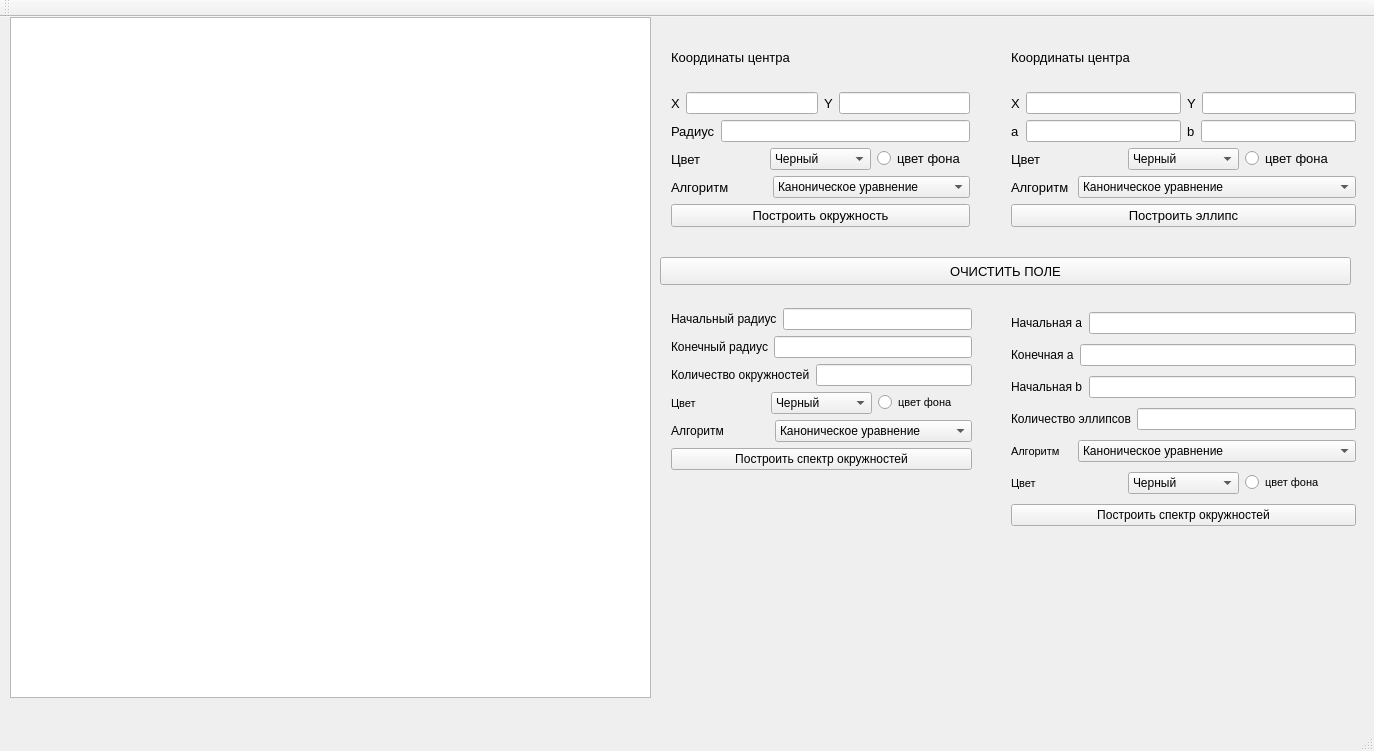
This is ksupol/lab_04/lab_04/mainwindow.ui in SGCube/IU7-Computer-Graphics as Qt 5 draws it before an edit. The edited form follows.
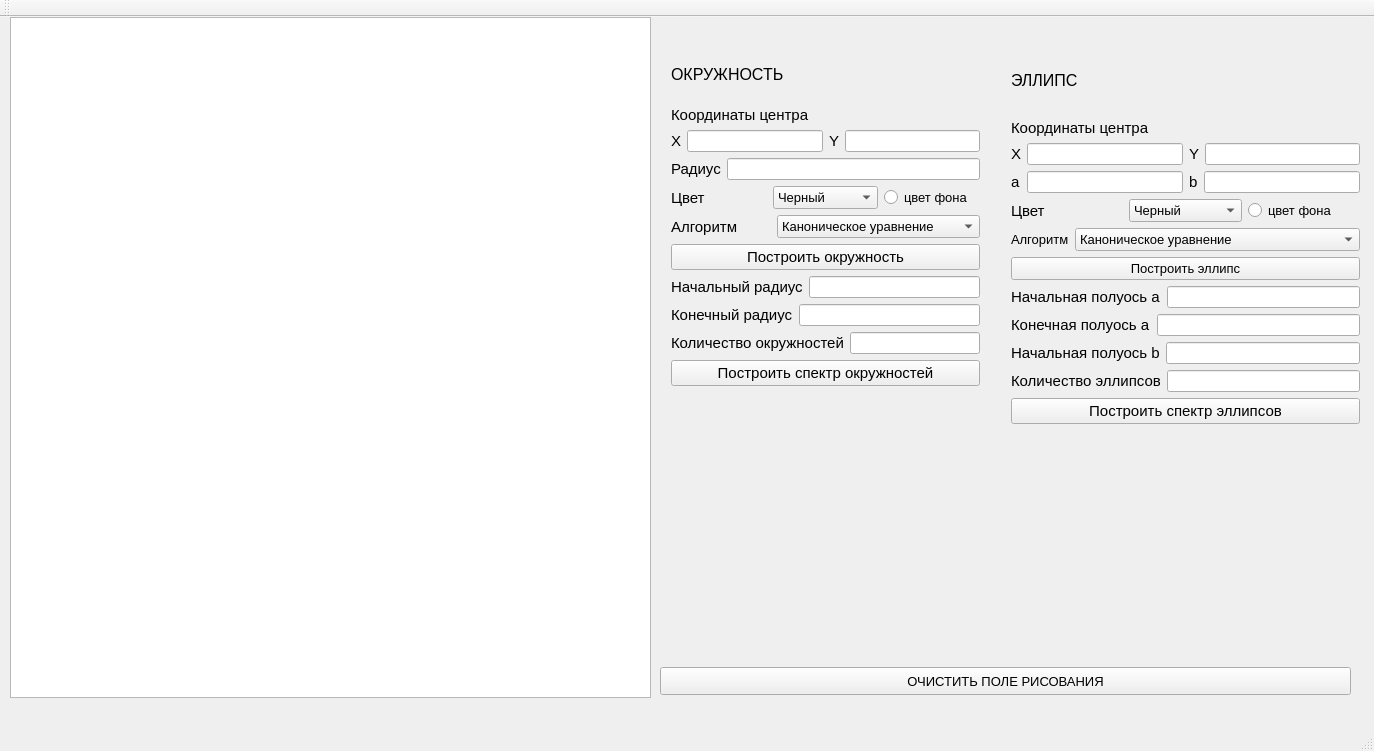
This is the edited form.

Diff of the .ui file:
```diff
--- a/ksupol/lab_04/lab_04/mainwindow.ui
+++ b/ksupol/lab_04/lab_04/mainwindow.ui
@@ -24,21 +24,53 @@
      </rect>
     </property>
    </widget>
-   <widget class="QWidget" name="layoutWidget">
+   <widget class="QPushButton" name="pushButton_2">
     <property name="geometry">
      <rect>
       <x>660</x>
-      <y>0</y>
-      <width>321</width>
-      <height>221</height>
+      <y>650</y>
+      <width>691</width>
+      <height>28</height>
      </rect>
     </property>
+    <property name="font">
+     <font>
+      <pointsize>10</pointsize>
+     </font>
+    </property>
+    <property name="text">
+     <string>ОЧИСТИТЬ ПОЛЕ РИСОВАНИЯ</string>
+    </property>
+   </widget>
+   <widget class="QWidget" name="">
+    <property name="geometry">
+     <rect>
+      <x>660</x>
+      <y>20</y>
+      <width>331</width>
+      <height>360</height>
+     </rect>
+    </property>
+    <layout class="QVBoxLayout" name="verticalLayout_6">
+     <item>
+      <widget class="QLabel" name="label_24">
+       <property name="font">
+        <font>
+         <pointsize>12</pointsize>
+        </font>
+       </property>
+       <property name="text">
+        <string>ОКРУЖНОСТЬ</string>
+       </property>
+      </widget>
+     </item>
+     <item>
     <layout class="QVBoxLayout" name="verticalLayout">
      <item>
       <widget class="QLabel" name="label">
        <property name="font">
         <font>
-         <pointsize>10</pointsize>
+           <pointsize>11</pointsize>
         </font>
        </property>
        <property name="text">
@@ -52,7 +84,7 @@
         <widget class="QLabel" name="label_2">
          <property name="font">
           <font>
-           <pointsize>10</pointsize>
+             <pointsize>11</pointsize>
           </font>
          </property>
          <property name="text">
@@ -67,7 +99,7 @@
         <widget class="QLabel" name="label_3">
          <property name="font">
           <font>
-           <pointsize>10</pointsize>
+             <pointsize>11</pointsize>
           </font>
          </property>
          <property name="text">
@@ -86,7 +118,7 @@
         <widget class="QLabel" name="label_4">
          <property name="font">
           <font>
-           <pointsize>10</pointsize>
+             <pointsize>11</pointsize>
           </font>
          </property>
          <property name="text">
@@ -105,7 +137,7 @@
         <widget class="QLabel" name="label_5">
          <property name="font">
           <font>
-           <pointsize>10</pointsize>
+             <pointsize>11</pointsize>
           </font>
          </property>
          <property name="text">
@@ -115,6 +147,11 @@
        </item>
        <item>
         <widget class="QComboBox" name="cir_col">
+           <property name="font">
+            <font>
+             <pointsize>10</pointsize>
+            </font>
+           </property>
          <item>
           <property name="text">
            <string>Черный</string>
@@ -177,7 +214,7 @@
         <widget class="QLabel" name="label_6">
          <property name="font">
           <font>
-           <pointsize>10</pointsize>
+             <pointsize>11</pointsize>
           </font>
          </property>
          <property name="text">
@@ -187,6 +224,11 @@
        </item>
        <item>
         <widget class="QComboBox" name="cir_alg">
+           <property name="font">
+            <font>
+             <pointsize>10</pointsize>
+            </font>
+           </property>
          <item>
           <property name="text">
            <string>Каноническое уравнение</string>
@@ -220,7 +262,7 @@
       <widget class="QPushButton" name="cir_build">
        <property name="font">
         <font>
-         <pointsize>10</pointsize>
+           <pointsize>11</pointsize>
         </font>
        </property>
        <property name="text">
@@ -228,23 +270,108 @@
        </property>
       </widget>
      </item>
-    </layout>
-   </widget>
-   <widget class="QWidget" name="layoutWidget_2">
+       <item>
+        <layout class="QHBoxLayout" name="horizontalLayout_10">
+         <item>
+          <widget class="QLabel" name="label_14">
+           <property name="font">
+            <font>
+             <pointsize>11</pointsize>
+            </font>
+           </property>
+           <property name="text">
+            <string>Начальный радиус</string>
+           </property>
+          </widget>
+         </item>
+         <item>
+          <widget class="QLineEdit" name="cir_st_r"/>
+         </item>
+        </layout>
+       </item>
+       <item>
+        <layout class="QHBoxLayout" name="horizontalLayout_11">
+         <item>
+          <widget class="QLabel" name="label_15">
+           <property name="font">
+            <font>
+             <pointsize>11</pointsize>
+            </font>
+           </property>
+           <property name="text">
+            <string>Конечный радиус</string>
+           </property>
+          </widget>
+         </item>
+         <item>
+          <widget class="QLineEdit" name="cir_end_r"/>
+         </item>
+        </layout>
+       </item>
+       <item>
+        <layout class="QHBoxLayout" name="horizontalLayout_12">
+         <item>
+          <widget class="QLabel" name="label_16">
+           <property name="font">
+            <font>
+             <pointsize>11</pointsize>
+            </font>
+           </property>
+           <property name="text">
+            <string>Количество окружностей</string>
+           </property>
+          </widget>
+         </item>
+         <item>
+          <widget class="QLineEdit" name="cir_am"/>
+         </item>
+        </layout>
+       </item>
+       <item>
+        <widget class="QPushButton" name="cir_build_2">
+         <property name="font">
+          <font>
+           <pointsize>11</pointsize>
+          </font>
+         </property>
+         <property name="text">
+          <string>Построить спектр окружностей</string>
+         </property>
+        </widget>
+       </item>
+      </layout>
+     </item>
+    </layout>
+   </widget>
+   <widget class="QWidget" name="">
     <property name="geometry">
      <rect>
       <x>1000</x>
-      <y>0</y>
-      <width>367</width>
-      <height>221</height>
+      <y>20</y>
+      <width>371</width>
+      <height>398</height>
      </rect>
     </property>
+    <layout class="QVBoxLayout" name="verticalLayout_7">
+     <item>
+      <widget class="QLabel" name="label_26">
+       <property name="font">
+        <font>
+         <pointsize>12</pointsize>
+        </font>
+       </property>
+       <property name="text">
+        <string>ЭЛЛИПС</string>
+       </property>
+      </widget>
+     </item>
+     <item>
     <layout class="QVBoxLayout" name="verticalLayout_2">
      <item>
       <widget class="QLabel" name="label_7">
        <property name="font">
         <font>
-         <pointsize>10</pointsize>
+           <pointsize>11</pointsize>
         </font>
        </property>
        <property name="text">
@@ -258,7 +385,7 @@
         <widget class="QLabel" name="label_8">
          <property name="font">
           <font>
-           <pointsize>10</pointsize>
+             <pointsize>11</pointsize>
           </font>
          </property>
          <property name="text">
@@ -273,7 +400,7 @@
         <widget class="QLabel" name="label_9">
          <property name="font">
           <font>
-           <pointsize>10</pointsize>
+             <pointsize>11</pointsize>
           </font>
          </property>
          <property name="text">
@@ -294,7 +421,7 @@
           <widget class="QLabel" name="label_10">
            <property name="font">
             <font>
-             <pointsize>10</pointsize>
+               <pointsize>11</pointsize>
             </font>
            </property>
            <property name="text">
@@ -309,7 +436,7 @@
           <widget class="QLabel" name="label_13">
            <property name="font">
             <font>
-             <pointsize>10</pointsize>
+               <pointsize>11</pointsize>
             </font>
            </property>
            <property name="text">
@@ -330,7 +457,7 @@
         <widget class="QLabel" name="label_11">
          <property name="font">
           <font>
-           <pointsize>10</pointsize>
+             <pointsize>11</pointsize>
           </font>
          </property>
          <property name="text">
@@ -340,6 +467,11 @@
        </item>
        <item>
         <widget class="QComboBox" name="el_col">
+           <property name="font">
+            <font>
+             <pointsize>10</pointsize>
+            </font>
+           </property>
          <item>
           <property name="text">
            <string>Черный</string>
@@ -412,6 +544,11 @@
        </item>
        <item>
         <widget class="QComboBox" name="el_alg">
+           <property name="font">
+            <font>
+             <pointsize>10</pointsize>
+            </font>
+           </property>
          <item>
           <property name="text">
            <string>Каноническое уравнение</string>
@@ -453,31 +590,23 @@
        </property>
       </widget>
      </item>
-    </layout>
-   </widget>
-   <widget class="QWidget" name="layoutWidget_3">
-    <property name="geometry">
-     <rect>
-      <x>1000</x>
-      <y>280</y>
-      <width>367</width>
-      <height>247</height>
-     </rect>
-    </property>
-    <layout class="QVBoxLayout" name="verticalLayout_4">
      <item>
-      <layout class="QHBoxLayout" name="horizontalLayout_14">
+        <layout class="QHBoxLayout" name="horizontalLayout_13">
+         <item>
+          <layout class="QVBoxLayout" name="verticalLayout_3">
        <item>
         <widget class="QLabel" name="label_18">
          <property name="font">
           <font>
-           <pointsize>9</pointsize>
+               <pointsize>11</pointsize>
           </font>
          </property>
          <property name="text">
-          <string>Начальная a</string>
-         </property>
-        </widget>
+              <string>Начальная полуось a</string>
+             </property>
+            </widget>
+           </item>
+          </layout>
        </item>
        <item>
         <widget class="QLineEdit" name="st_a"/>
@@ -485,18 +614,22 @@
       </layout>
      </item>
      <item>
-      <layout class="QHBoxLayout" name="horizontalLayout_15">
+        <layout class="QHBoxLayout" name="horizontalLayout_14">
+         <item>
+          <layout class="QVBoxLayout" name="verticalLayout_4">
        <item>
         <widget class="QLabel" name="label_19">
          <property name="font">
           <font>
-           <pointsize>9</pointsize>
+               <pointsize>11</pointsize>
           </font>
          </property>
          <property name="text">
-          <string>Конечная a</string>
-         </property>
-        </widget>
+              <string>Конечная полуось a</string>
+             </property>
+            </widget>
+           </item>
+          </layout>
        </item>
        <item>
         <widget class="QLineEdit" name="end_a"/>
@@ -504,18 +637,22 @@
       </layout>
      </item>
      <item>
-      <layout class="QHBoxLayout" name="horizontalLayout_19">
+        <layout class="QHBoxLayout" name="horizontalLayout_15">
+         <item>
+          <layout class="QVBoxLayout" name="verticalLayout_5">
        <item>
         <widget class="QLabel" name="label_23">
          <property name="font">
           <font>
-           <pointsize>9</pointsize>
+               <pointsize>11</pointsize>
           </font>
          </property>
          <property name="text">
-          <string>Начальная b</string>
-         </property>
-        </widget>
+              <string>Начальная полуось b</string>
+             </property>
+            </widget>
+           </item>
+          </layout>
        </item>
        <item>
         <widget class="QLineEdit" name="st_b"/>
@@ -528,7 +665,7 @@
         <widget class="QLabel" name="label_20">
          <property name="font">
           <font>
-           <pointsize>9</pointsize>
+             <pointsize>11</pointsize>
           </font>
          </property>
          <property name="text">
@@ -541,337 +678,21 @@
        </item>
       </layout>
      </item>
-     <item>
-      <layout class="QHBoxLayout" name="horizontalLayout_21">
-       <item>
-        <widget class="QLabel" name="label_25">
-         <property name="font">
-          <font>
-           <pointsize>8</pointsize>
-          </font>
-         </property>
-         <property name="text">
-          <string>Алгоритм</string>
-         </property>
-        </widget>
-       </item>
-       <item>
-        <widget class="QComboBox" name="el_alg_2">
-         <item>
-          <property name="text">
-           <string>Каноническое уравнение</string>
-          </property>
-         </item>
-         <item>
-          <property name="text">
-           <string>Параметрическое уравнение</string>
-          </property>
-         </item>
-         <item>
-          <property name="text">
-           <string>Модифицированный алгоритм Брезенхема</string>
-          </property>
-         </item>
-         <item>
-          <property name="text">
-           <string>Алгоритм средней точки</string>
-          </property>
-         </item>
-         <item>
-          <property name="text">
-           <string>Библиотечный алгоритм</string>
-          </property>
-         </item>
-        </widget>
-       </item>
-      </layout>
-     </item>
-     <item>
-      <layout class="QHBoxLayout" name="horizontalLayout_17">
-       <item>
-        <widget class="QLabel" name="label_21">
-         <property name="font">
-          <font>
-           <pointsize>8</pointsize>
-          </font>
-         </property>
-         <property name="text">
-          <string>Цвет</string>
-         </property>
-        </widget>
-       </item>
-       <item>
-        <widget class="QComboBox" name="el_col_2">
-         <item>
-          <property name="text">
-           <string>Черный</string>
-          </property>
-         </item>
-         <item>
-          <property name="text">
-           <string>Красный</string>
-          </property>
-         </item>
-         <item>
-          <property name="text">
-           <string>Оранжевый</string>
-          </property>
-         </item>
-         <item>
-          <property name="text">
-           <string>Желтый</string>
-          </property>
-         </item>
-         <item>
-          <property name="text">
-           <string>Зеленый</string>
-          </property>
-         </item>
-         <item>
-          <property name="text">
-           <string>Голубой</string>
-          </property>
-         </item>
-         <item>
-          <property name="text">
-           <string>Синий</string>
-          </property>
-         </item>
-         <item>
-          <property name="text">
-           <string>Фиолетовый</string>
-          </property>
-         </item>
-        </widget>
-       </item>
-       <item>
-        <widget class="QRadioButton" name="el_bgc_2">
-         <property name="font">
-          <font>
-           <pointsize>8</pointsize>
-          </font>
-         </property>
-         <property name="text">
-          <string>цвет фона</string>
-         </property>
-        </widget>
-       </item>
-      </layout>
-     </item>
      <item>
       <widget class="QPushButton" name="el_build_sp">
-       <property name="text">
-        <string>Построить спектр окружностей</string>
-       </property>
-      </widget>
-     </item>
-    </layout>
-   </widget>
-   <widget class="QWidget" name="layoutWidget">
-    <property name="geometry">
-     <rect>
-      <x>660</x>
-      <y>280</y>
-      <width>323</width>
-      <height>185</height>
-     </rect>
-    </property>
-    <layout class="QVBoxLayout" name="verticalLayout_3">
-     <item>
-      <layout class="QHBoxLayout" name="horizontalLayout_10">
-       <item>
-        <widget class="QLabel" name="label_14">
          <property name="font">
           <font>
-           <pointsize>9</pointsize>
+           <pointsize>11</pointsize>
           </font>
          </property>
          <property name="text">
-          <string>Начальный радиус</string>
+          <string>Построить спектр эллипсов</string>
          </property>
         </widget>
        </item>
-       <item>
-        <widget class="QLineEdit" name="cir_st_r"/>
-       </item>
       </layout>
      </item>
-     <item>
-      <layout class="QHBoxLayout" name="horizontalLayout_11">
-       <item>
-        <widget class="QLabel" name="label_15">
-         <property name="font">
-          <font>
-           <pointsize>9</pointsize>
-          </font>
-         </property>
-         <property name="text">
-          <string>Конечный радиус</string>
-         </property>
-        </widget>
-       </item>
-       <item>
-        <widget class="QLineEdit" name="cir_end_r"/>
-       </item>
-      </layout>
-     </item>
-     <item>
-      <layout class="QHBoxLayout" name="horizontalLayout_12">
-       <item>
-        <widget class="QLabel" name="label_16">
-         <property name="font">
-          <font>
-           <pointsize>9</pointsize>
-          </font>
-         </property>
-         <property name="text">
-          <string>Количество окружностей</string>
-         </property>
-        </widget>
-       </item>
-       <item>
-        <widget class="QLineEdit" name="cir_am"/>
-       </item>
-      </layout>
-     </item>
-     <item>
-      <layout class="QHBoxLayout" name="horizontalLayout_13">
-       <item>
-        <widget class="QLabel" name="label_17">
-         <property name="font">
-          <font>
-           <pointsize>8</pointsize>
-          </font>
-         </property>
-         <property name="text">
-          <string>Цвет</string>
-         </property>
-        </widget>
-       </item>
-       <item>
-        <widget class="QComboBox" name="cir_col_2">
-         <item>
-          <property name="text">
-           <string>Черный</string>
-          </property>
-         </item>
-         <item>
-          <property name="text">
-           <string>Красный</string>
-          </property>
-         </item>
-         <item>
-          <property name="text">
-           <string>Оранжевый</string>
-          </property>
-         </item>
-         <item>
-          <property name="text">
-           <string>Желтый</string>
-          </property>
-         </item>
-         <item>
-          <property name="text">
-           <string>Зеленый</string>
-          </property>
-         </item>
-         <item>
-          <property name="text">
-           <string>Голубой</string>
-          </property>
-         </item>
-         <item>
-          <property name="text">
-           <string>Синий</string>
-          </property>
-         </item>
-         <item>
-          <property name="text">
-           <string>Фиолетовый</string>
-          </property>
-         </item>
-        </widget>
-       </item>
-       <item>
-        <widget class="QRadioButton" name="cir_bgc_2">
-         <property name="font">
-          <font>
-           <pointsize>8</pointsize>
-          </font>
-         </property>
-         <property name="text">
-          <string>цвет фона</string>
-         </property>
-        </widget>
-       </item>
-      </layout>
-     </item>
-     <item>
-      <layout class="QHBoxLayout" name="horizontalLayout_18">
-       <item>
-        <widget class="QLabel" name="label_22">
-         <property name="text">
-          <string>Алгоритм</string>
-         </property>
-        </widget>
-       </item>
-       <item>
-        <widget class="QComboBox" name="cir_alg_2">
-         <item>
-          <property name="text">
-           <string>Каноническое уравнение</string>
-          </property>
-         </item>
-         <item>
-          <property name="text">
-           <string>Параметрическое уравнение</string>
-          </property>
-         </item>
-         <item>
-          <property name="text">
-           <string>Алгоритм Брезенхема</string>
-          </property>
-         </item>
-         <item>
-          <property name="text">
-           <string>Алгоритм средней точки</string>
-          </property>
-         </item>
-         <item>
-          <property name="text">
-           <string>Библиотечный алгоритм</string>
-          </property>
-         </item>
-        </widget>
-       </item>
-      </layout>
-     </item>
-     <item>
-      <widget class="QPushButton" name="cir_build_2">
-       <property name="text">
-        <string>Построить спектр окружностей</string>
-       </property>
-      </widget>
-     </item>
-    </layout>
-   </widget>
-   <widget class="QPushButton" name="pushButton_2">
-    <property name="geometry">
-     <rect>
-      <x>660</x>
-      <y>240</y>
-      <width>691</width>
-      <height>28</height>
-     </rect>
-    </property>
-    <property name="font">
-     <font>
-      <pointsize>10</pointsize>
-     </font>
-    </property>
-    <property name="text">
-     <string>ОЧИСТИТЬ ПОЛЕ</string>
-    </property>
+    </layout>
    </widget>
   </widget>
   <widget class="QMenuBar" name="menuBar">
```
Lines whose indentation alone changed are shown as unchanged.
